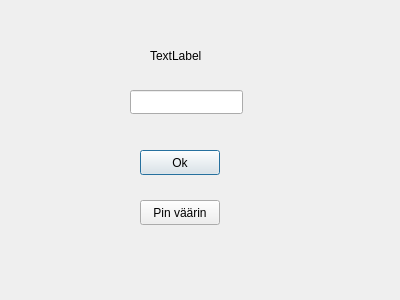
Old version of the form bankautomat/login.ui in the repository bank-2022/group8.
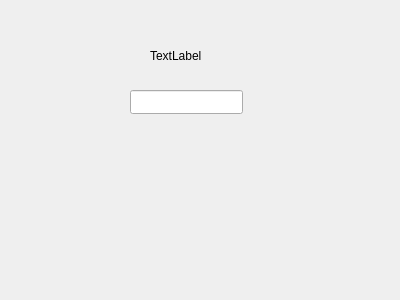
New version of the form.

Patch:
```diff
--- a/bankautomat/login.ui
+++ b/bankautomat/login.ui
@@ -13,32 +13,6 @@
   <property name="windowTitle">
    <string>Kirjaudu</string>
   </property>
-  <widget class="QPushButton" name="correctPin">
-   <property name="geometry">
-    <rect>
-     <x>140</x>
-     <y>150</y>
-     <width>80</width>
-     <height>25</height>
-    </rect>
-   </property>
-   <property name="text">
-    <string>Ok</string>
-   </property>
-  </widget>
-  <widget class="QPushButton" name="wrongPin">
-   <property name="geometry">
-    <rect>
-     <x>140</x>
-     <y>200</y>
-     <width>80</width>
-     <height>25</height>
-    </rect>
-   </property>
-   <property name="text">
-    <string>Pin väärin</string>
-   </property>
-  </widget>
   <widget class="QLabel" name="label">
    <property name="geometry">
     <rect>
```
